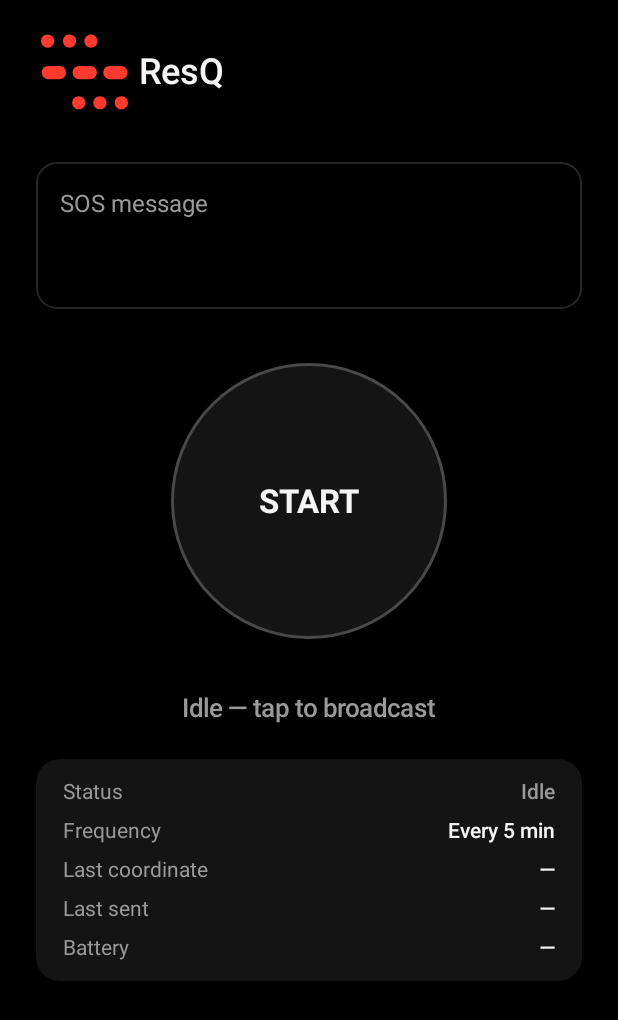
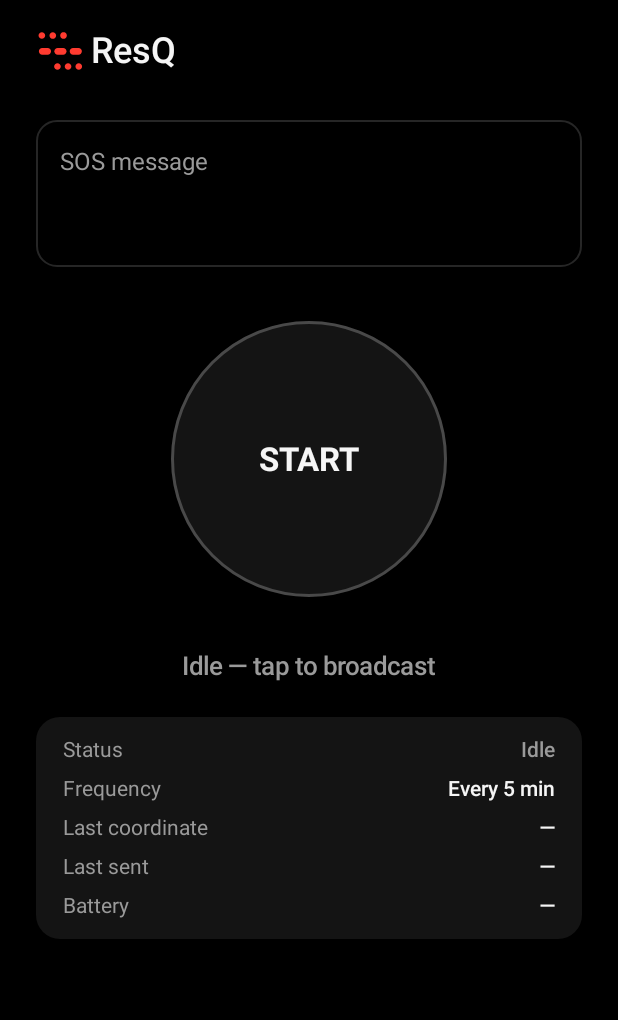
Before and after one commit to JasonKyawLab/ResQ, an Android app built with Jetpack Compose: the composable SenderScreen shown on its own in the app's theme, on a phone screen of 412 x 824 dp. Shown: the top 1020 px of the screen. Run offline under Robolectric (Android 15) with nearby library versions, the phone set to English and light mode, and no system bars.

Commit message:
Shrink header logo to match the wordmark's visual height
56dp was sized to "feel substantial" next to the text but ended up
roughly double the text's actual cap height. Tested 56/28/24dp against
the headlineMedium "ResQ" text side by side; 28dp is the closest visual
match.

```diff
--- a/app/src/main/java/com/resq/app/ui/components/AppMark.kt
+++ b/app/src/main/java/com/resq/app/ui/components/AppMark.kt
@@ -25,7 +25,7 @@ import com.resq.app.R
  * backing tone or shape would show as an unintended box around it.
  */
 @Composable
-fun AppMark(modifier: Modifier = Modifier, height: Dp = 56.dp) {
+fun AppMark(modifier: Modifier = Modifier, height: Dp = 28.dp) {
     val width = height * (44f / 38f) // matches ic_app_mark's own 44x38 aspect ratio
     Image(
         painter = painterResource(R.drawable.ic_app_mark),
```
